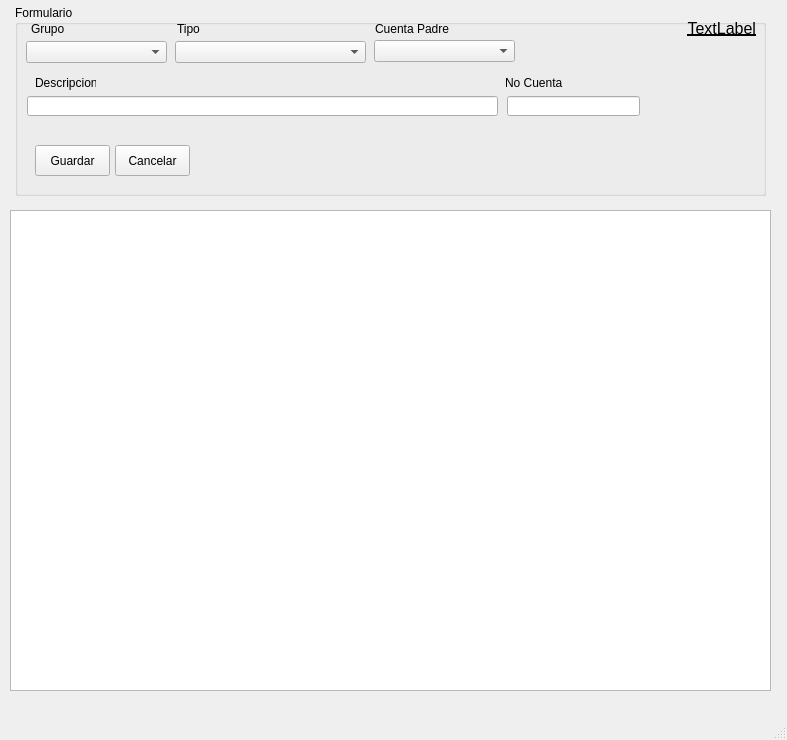
gbelot2003/pyqt5UseCase, file Modules/views/cuentas/cuentas.ui: the form before one commit.
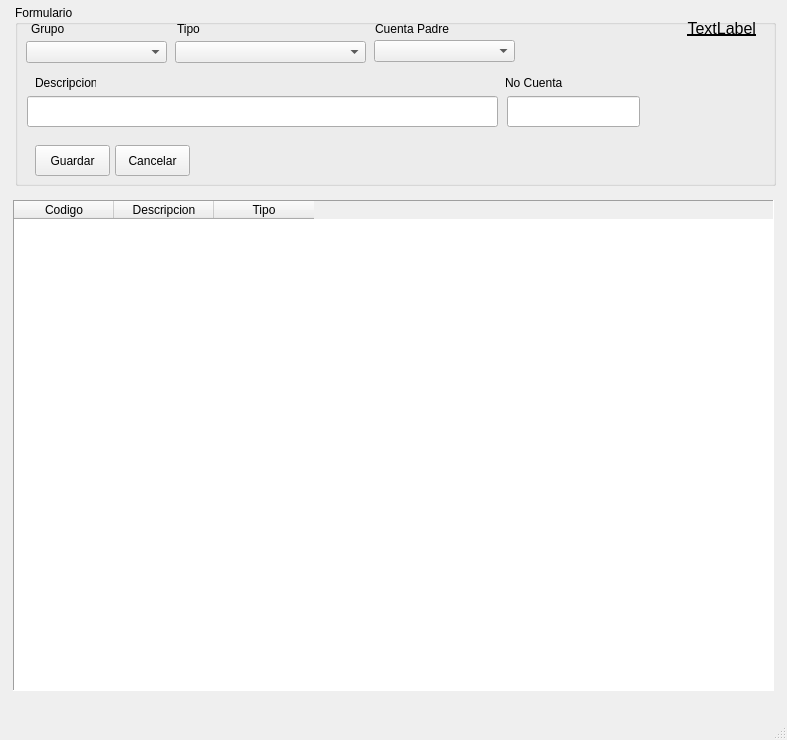
The form after the commit.

```diff
--- a/Modules/views/cuentas/cuentas.ui
+++ b/Modules/views/cuentas/cuentas.ui
@@ -19,8 +19,8 @@
      <rect>
       <x>10</x>
       <y>0</y>
-      <width>761</width>
-      <height>201</height>
+      <width>771</width>
+      <height>191</height>
      </rect>
     </property>
     <layout class="QGridLayout" name="gridLayout">
@@ -203,7 +203,7 @@
           <x>492</x>
           <y>91</y>
           <width>133</width>
-          <height>20</height>
+          <height>31</height>
          </rect>
         </property>
        </widget>
@@ -226,7 +226,7 @@
           <x>12</x>
           <y>91</y>
           <width>471</width>
-          <height>20</height>
+          <height>31</height>
          </rect>
         </property>
        </widget>
@@ -346,12 +346,84 @@
    <widget class="QTableWidget" name="tableWidget">
     <property name="geometry">
      <rect>
-      <x>10</x>
-      <y>210</y>
+      <x>13</x>
+      <y>200</y>
       <width>761</width>
-      <height>481</height>
+      <height>491</height>
      </rect>
     </property>
+    <property name="cursor" stdset="0">
+     <cursorShape>ArrowCursor</cursorShape>
+    </property>
+    <property name="autoFillBackground">
+     <bool>false</bool>
+    </property>
+    <property name="frameShape">
+     <enum>QFrame::Panel</enum>
+    </property>
+    <property name="sizeAdjustPolicy">
+     <enum>QAbstractScrollArea::AdjustToContentsOnFirstShow</enum>
+    </property>
+    <property name="dragDropOverwriteMode">
+     <bool>false</bool>
+    </property>
+    <property name="selectionMode">
+     <enum>QAbstractItemView::SingleSelection</enum>
+    </property>
+    <property name="selectionBehavior">
+     <enum>QAbstractItemView::SelectRows</enum>
+    </property>
+    <property name="textElideMode">
+     <enum>Qt::ElideRight</enum>
+    </property>
+    <property name="gridStyle">
+     <enum>Qt::SolidLine</enum>
+    </property>
+    <property name="sortingEnabled">
+     <bool>true</bool>
+    </property>
+    <property name="wordWrap">
+     <bool>false</bool>
+    </property>
+    <property name="cornerButtonEnabled">
+     <bool>false</bool>
+    </property>
+    <attribute name="horizontalHeaderVisible">
+     <bool>true</bool>
+    </attribute>
+    <attribute name="horizontalHeaderCascadingSectionResizes">
+     <bool>true</bool>
+    </attribute>
+    <attribute name="horizontalHeaderShowSortIndicator" stdset="0">
+     <bool>true</bool>
+    </attribute>
+    <attribute name="verticalHeaderCascadingSectionResizes">
+     <bool>true</bool>
+    </attribute>
+    <attribute name="verticalHeaderStretchLastSection">
+     <bool>true</bool>
+    </attribute>
+    <column>
+     <property name="text">
+      <string>Codigo</string>
+     </property>
+    </column>
+    <column>
+     <property name="text">
+      <string>Descripcion</string>
+     </property>
+     <property name="font">
+      <font>
+       <strikeout>false</strikeout>
+       <kerning>true</kerning>
+      </font>
+     </property>
+    </column>
+    <column>
+     <property name="text">
+      <string>Tipo</string>
+     </property>
+    </column>
    </widget>
   </widget>
   <widget class="QMenuBar" name="menubar">
```
